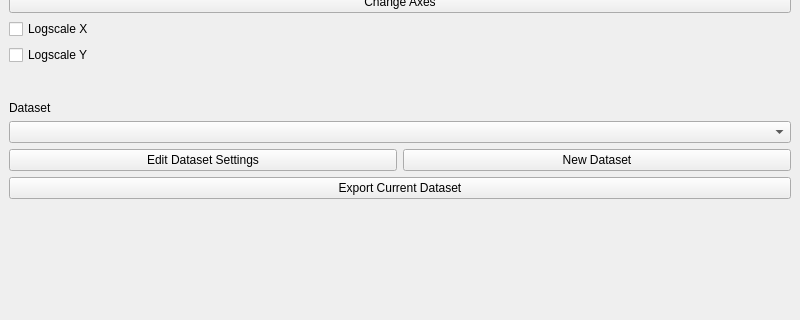
Before: the Qt Designer form mainwindow.ui in sjgallagher2/PythonPlotDigitizer, drawn with Qt 5; both pictures show x 0 to 800 and y 96 to 416 of the 800 by 600 pixel window.
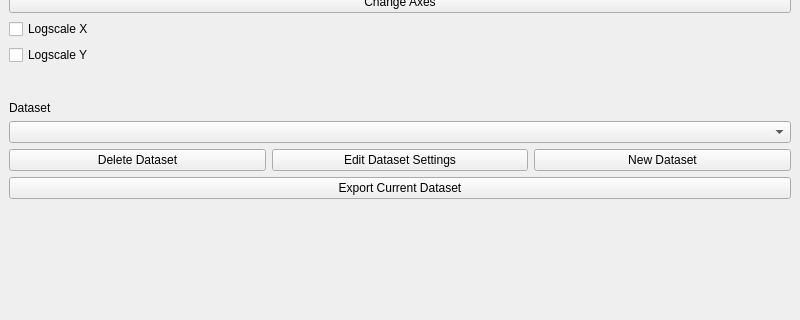
After: the same form once the commit is applied.

Commit message: Add .gitignore, update .ui for mainwindow

```diff
--- a/mainwindow.ui
+++ b/mainwindow.ui
@@ -121,6 +121,13 @@
         </item>
         <item>
          <layout class="QHBoxLayout" name="horizontalLayout_2">
+          <item>
+           <widget class="QPushButton" name="deletedataset_button">
+            <property name="text">
+             <string>Delete Dataset</string>
+            </property>
+           </widget>
+          </item>
           <item>
            <widget class="QPushButton" name="editdatasetbutton">
             <property name="text">
```
The commit also changes 3 other files.
